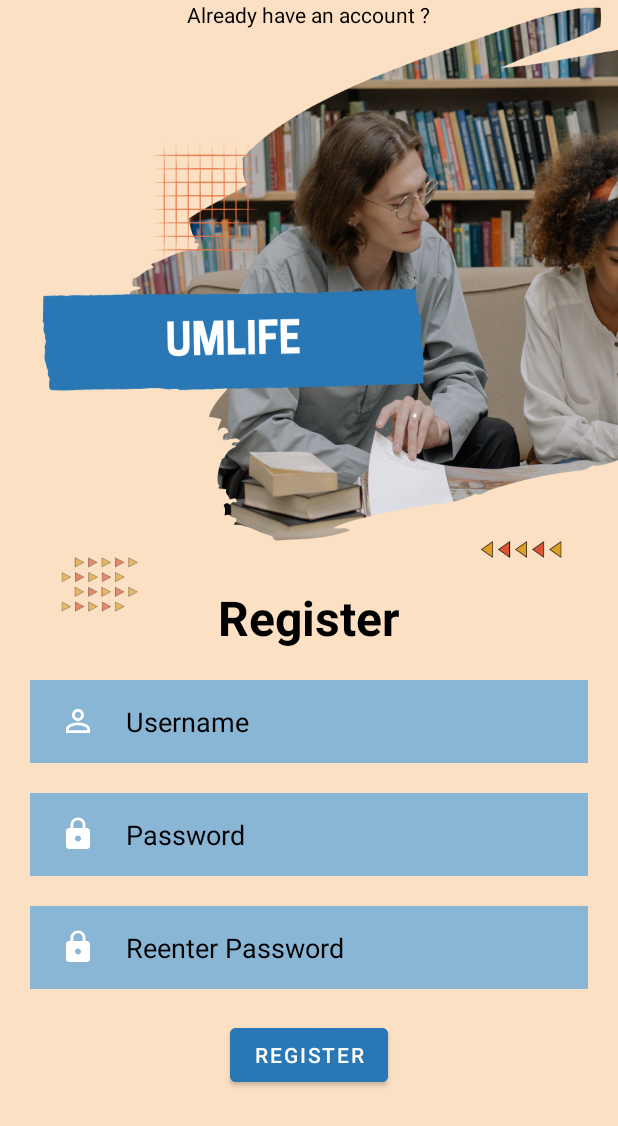
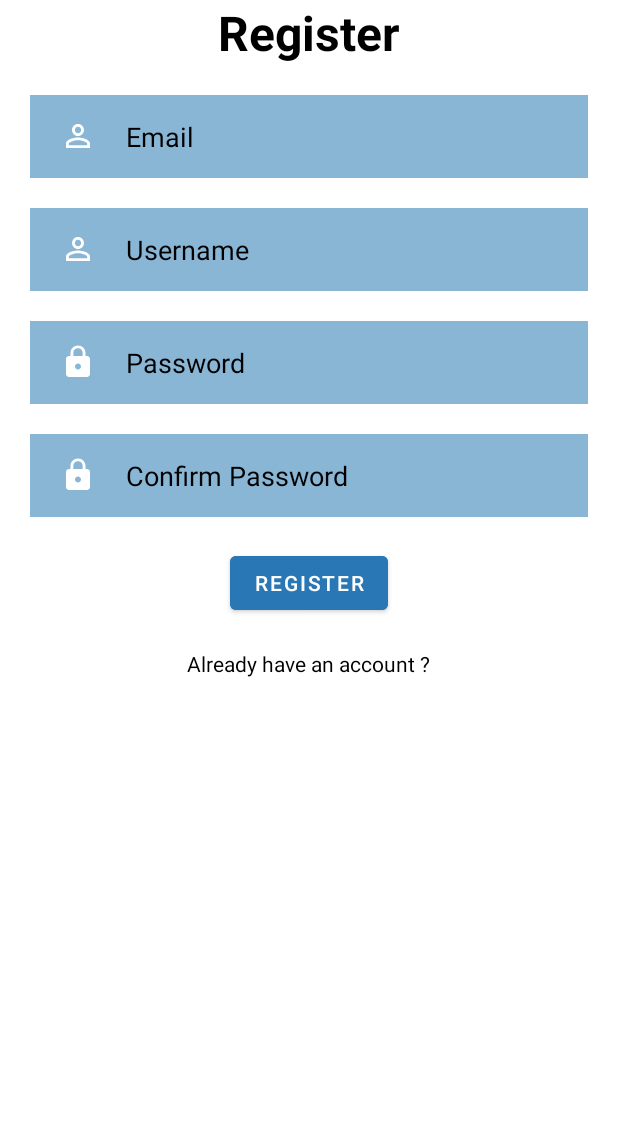
Before and after one commit to Totroeujin/UmLife, an Android app: the RegisterActivity screen opened directly, with no data from a screen before it, on a phone screen of 412 x 824 dp. Shown: the top 1126 px of the screen. Run offline under Robolectric (Android 15) with nearby library versions, the phone set to English and light mode, and no system bars.

Commit message:
Testing to update register XML

```diff
--- a/app/src/main/res/layout/activity_register.xml
+++ b/app/src/main/res/layout/activity_register.xml
@@ -5,7 +5,6 @@
     xmlns:tools="http://schemas.android.com/tools"
     android:layout_width="match_parent"
     android:layout_height="match_parent"
-    android:background="@drawable/uni_life_register"
     tools:context=".RegisterActivity">
 
     <TextView
@@ -14,7 +13,6 @@
         android:layout_height="wrap_content"
         android:layout_marginLeft="20dp"
         android:layout_marginRight="20dp"
-        android:layout_centerInParent="true"
         android:gravity="center"
         android:text="Register"
         android:textColor="@color/black"
@@ -22,12 +20,31 @@
         android:textStyle="bold" />
 
     <EditText
-        android:id="@+id/username"
+        android:id="@+id/email"
         android:layout_width="match_parent"
         android:layout_height="wrap_content"
         android:layout_below="@id/register"
         android:layout_marginStart="20dp"
         android:layout_marginTop="20dp"
+        android:layout_marginEnd="20dp"
+        android:layout_marginBottom="20dp"
+        android:background="#8AB6D6"
+        android:drawableLeft="@drawable/ic_baseline_person_outline_24"
+        android:drawablePadding="20dp"
+        android:hint="Email"
+        android:paddingLeft="20dp"
+        android:paddingTop="15dp"
+        android:paddingRight="20dp"
+        android:paddingBottom="15dp"
+        android:textColor="@color/black"
+        android:textColorHint="@color/black" />
+
+    <EditText
+        android:id="@+id/username"
+        android:layout_width="match_parent"
+        android:layout_height="wrap_content"
+        android:layout_below="@id/email"
+        android:layout_marginStart="20dp"
         android:layout_marginEnd="20dp"
         android:layout_marginBottom="20dp"
         android:background="#8AB6D6"
@@ -62,7 +79,7 @@
         android:textColorHint="@color/black" />
 
     <EditText
-        android:id="@+id/reenterPassword"
+        android:id="@+id/confirmPassword"
         android:layout_width="match_parent"
         android:layout_height="wrap_content"
         android:layout_below="@id/password"
@@ -72,7 +89,7 @@
         android:drawableLeft="@drawable/ic_baseline_lock_24"
         android:drawablePadding="20dp"
         android:inputType="textPassword"
-        android:hint="Reenter Password"
+        android:hint="Confirm Password"
         android:paddingLeft="20dp"
         android:paddingRight="20dp"
         android:paddingTop="15dp"
@@ -84,7 +101,7 @@
         android:id="@+id/registerBtn"
         android:layout_width="wrap_content"
         android:layout_height="wrap_content"
-        android:layout_below="@id/reenterPassword"
+        android:layout_below="@id/confirmPassword"
         android:layout_centerHorizontal="true"
         android:layout_marginStart="20dp"
         android:layout_marginTop="20dp"
@@ -94,13 +111,13 @@
         android:text="Register" />
 
     <TextView
-        android:id="@+id/goToSignIn"
         android:layout_width="wrap_content"
         android:layout_height="wrap_content"
-        android:layout_below="@id/loginBtn"
-        android:layout_centerHorizontal="true"
+        android:id="@+id/goToSignIn"
+        android:layout_below="@id/registerBtn"
         android:text="Already have an account ?"
-        android:textColor="@color/black" />
+        android:textColor="@color/black"
+        android:layout_centerHorizontal="true"/>
 
 
 </RelativeLayout>
```
